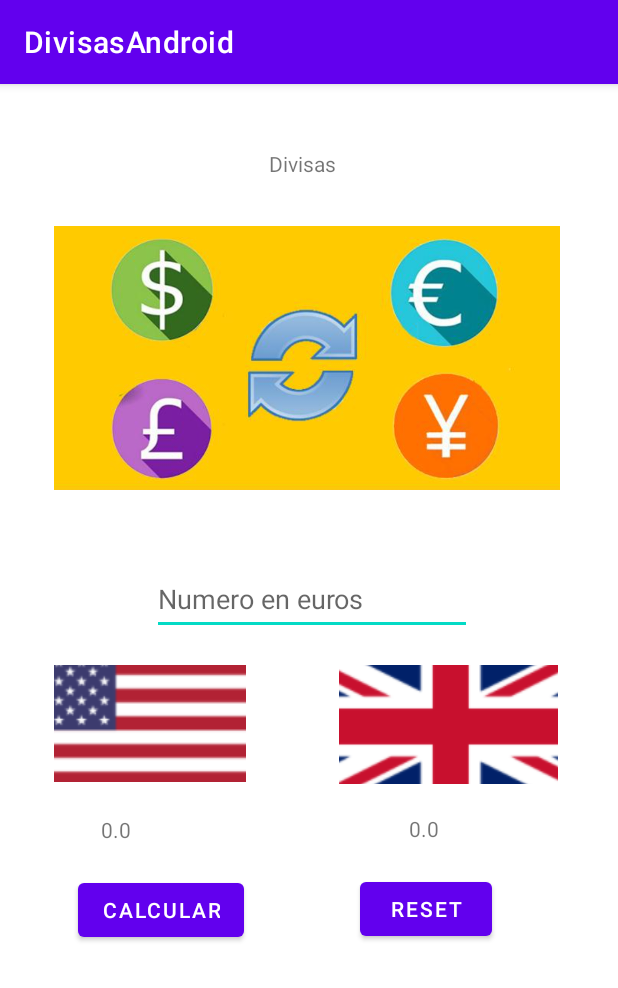
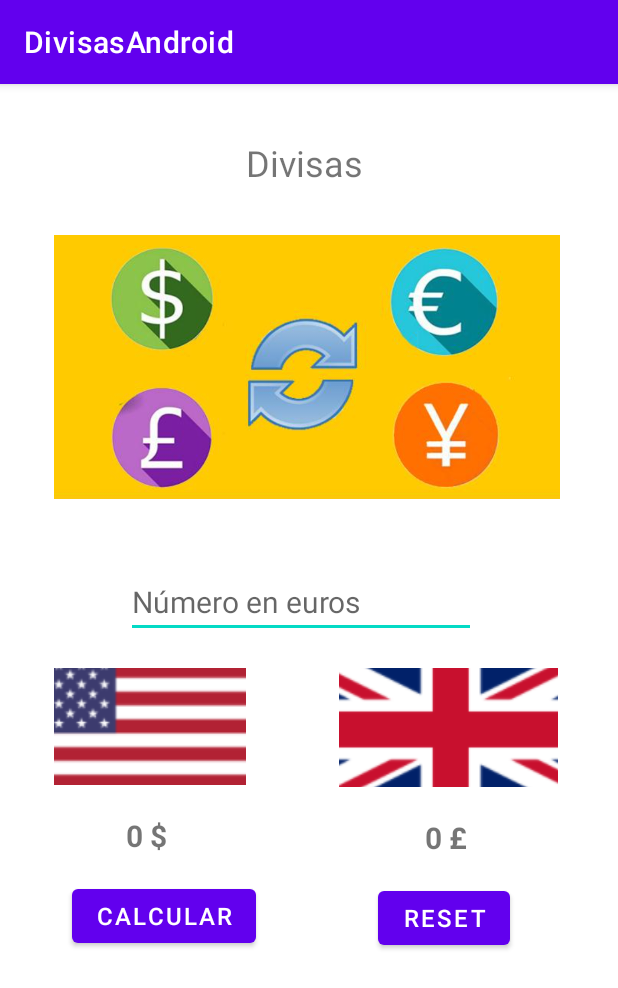
Before and after one commit to Mario999X/AppDivisasAndroid, an Android app: the screen it shows after launch (MainActivity), after a tap on "CALCULAR", on a phone screen of 412 x 824 dp. Shown: the top 988 px of the screen. Run offline under Robolectric (Android 15) with nearby library versions, the phone set to English and light mode, and no system bars; 1 statement that could not run was skipped; 2 other taps on this screen came first.

Commit message:
Mejora en el codigo y mejora en la visibilidad de la interfaz.

```diff
--- a/app/src/main/java/com/example/divisasandroid/MainActivity.java
+++ b/app/src/main/java/com/example/divisasandroid/MainActivity.java
@@ -45,23 +45,26 @@ public class MainActivity extends AppCompatActivity implements View.OnClickListe
 
     @Override
     public void onClick(View view) {
-        double a = Integer.parseInt(editNumero.getText().toString());
+        double a = Double.parseDouble(editNumero.getText().toString());
+
+        final String cambioAmerica = String.valueOf(Math.round(a * DOLAR) + " $");
+        final String cambioIngles = String.valueOf(Math.round(a * LIBRA) + " £");
 
         switch (view.getId()){
             case R.id.btnAmbos:
-                textViewAmerica.setText(String.valueOf(a * DOLAR));
-                textViewIngles.setText(String.valueOf(a * LIBRA));
+                textViewAmerica.setText(cambioAmerica);
+                textViewIngles.setText(cambioIngles);
                 break;
             case R.id.btnReset:
-                editNumero.setText("");
+                editNumero.setText("0");
                 textViewAmerica.setText("0.0");
                 textViewIngles.setText("0.0");
                 break;
             case R.id.btnAmerica:
-                textViewAmerica.setText(String.valueOf(a * DOLAR));
+                textViewAmerica.setText(cambioAmerica);
                 break;
             case R.id.btnIngles:
-                textViewIngles.setText(String.valueOf(a * LIBRA));
+                textViewIngles.setText(cambioIngles);
                 break;
             default:
                 System.out.println("Definido");
--- a/app/src/main/res/layout/activity_main.xml
+++ b/app/src/main/res/layout/activity_main.xml
@@ -10,9 +10,10 @@
         android:id="@+id/textDivisas"
         android:layout_width="wrap_content"
         android:layout_height="wrap_content"
-        android:layout_marginStart="179dp"
-        android:layout_marginTop="43dp"
+        android:layout_marginStart="164dp"
+        android:layout_marginTop="36dp"
         android:text="Divisas"
+        android:textSize="24sp"
         app:layout_constraintStart_toStartOf="parent"
         app:layout_constraintTop_toTopOf="parent" />
 
@@ -30,12 +31,13 @@
         android:id="@+id/editNumero"
         android:layout_width="wrap_content"
         android:layout_height="wrap_content"
-        android:layout_marginStart="101dp"
-        android:layout_marginTop="24dp"
+        android:layout_marginStart="84dp"
+        android:layout_marginTop="20dp"
         android:ems="10"
-        android:hint="Numero en euros"
+        android:hint="Número en euros"
         android:inputType="textPersonName"
         android:minHeight="48dp"
+        android:textSize="20sp"
         app:layout_constraintStart_toStartOf="parent"
         app:layout_constraintTop_toBottomOf="@+id/imageView" />
 
@@ -65,9 +67,11 @@
         android:id="@+id/textViewAmerica"
         android:layout_width="wrap_content"
         android:layout_height="wrap_content"
-        android:layout_marginStart="67dp"
-        android:layout_marginTop="22dp"
+        android:layout_marginStart="84dp"
+        android:layout_marginTop="20dp"
         android:hint="0.0"
+        android:textSize="20sp"
+        android:textStyle="bold"
         app:layout_constraintStart_toStartOf="parent"
         app:layout_constraintTop_toBottomOf="@+id/btnAmerica" />
 
@@ -76,8 +80,10 @@
         android:layout_width="wrap_content"
         android:layout_height="wrap_content"
         android:layout_marginTop="20dp"
-        android:layout_marginEnd="119dp"
+        android:layout_marginEnd="100dp"
         android:hint="0.0"
+        android:textSize="20sp"
+        android:textStyle="bold"
         app:layout_constraintEnd_toEndOf="parent"
         app:layout_constraintTop_toBottomOf="@+id/btnIngles" />
 
@@ -85,9 +91,10 @@
         android:id="@+id/btnAmbos"
         android:layout_width="wrap_content"
         android:layout_height="wrap_content"
-        android:layout_marginStart="52dp"
-        android:layout_marginTop="20dp"
+        android:layout_marginStart="48dp"
+        android:layout_marginTop="16dp"
         android:text="Calcular"
+        android:textSize="16sp"
         app:layout_constraintStart_toStartOf="parent"
         app:layout_constraintTop_toBottomOf="@+id/textViewAmerica" />
 
@@ -95,9 +102,10 @@
         android:id="@+id/btnReset"
         android:layout_width="wrap_content"
         android:layout_height="wrap_content"
-        android:layout_marginTop="20dp"
-        android:layout_marginEnd="84dp"
+        android:layout_marginTop="16dp"
+        android:layout_marginEnd="72dp"
         android:text="Reset"
+        android:textSize="16sp"
         app:layout_constraintEnd_toEndOf="parent"
         app:layout_constraintTop_toBottomOf="@+id/textViewIngles" />
 </androidx.constraintlayout.widget.ConstraintLayout>
```
